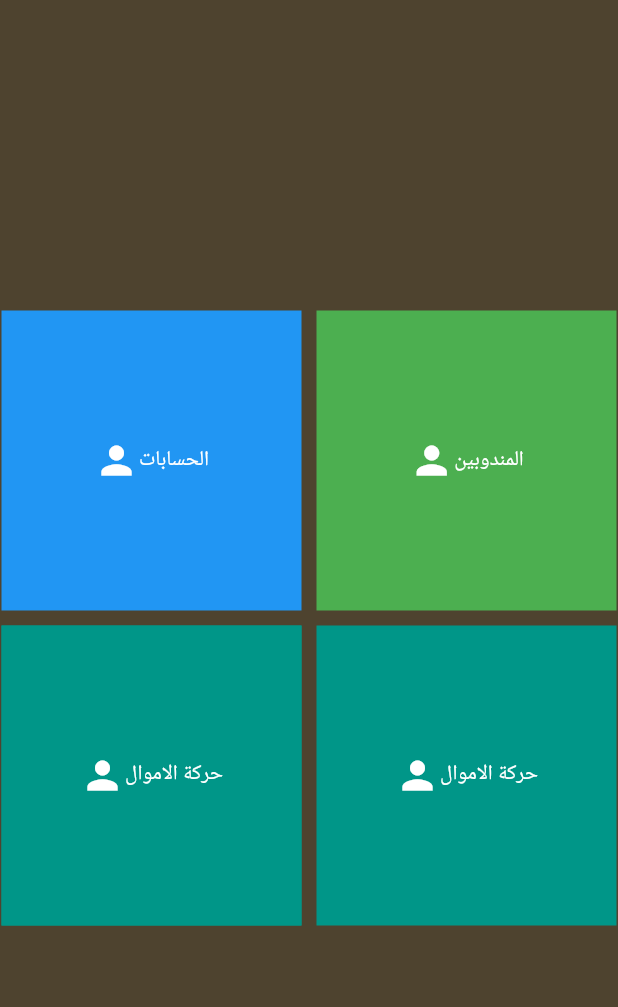
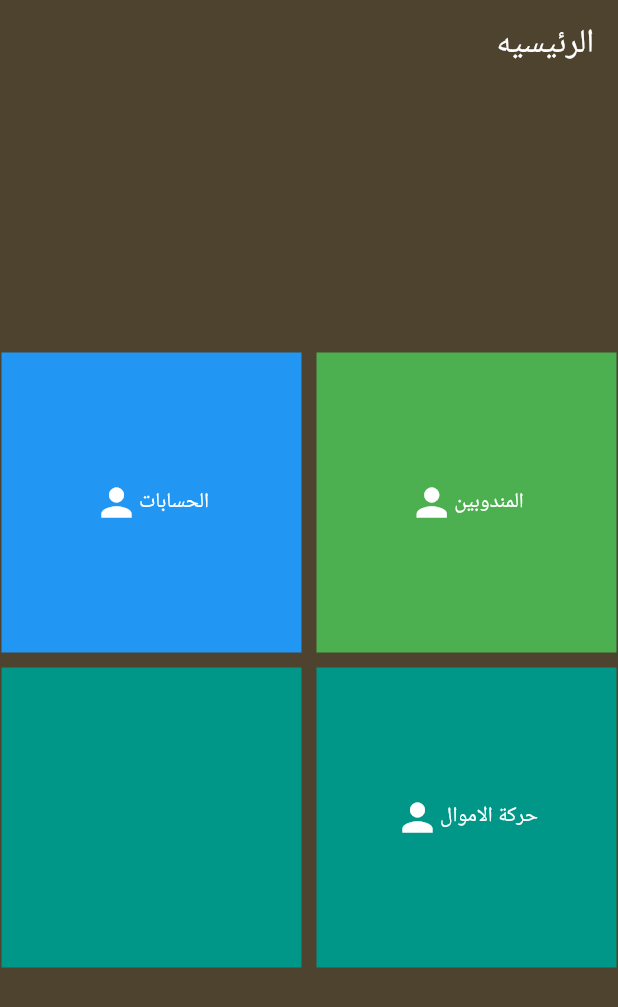
Before and after one commit to aymanahmedx1/Notes, a Flutter app: the screen it shows after launch, on a phone screen of 412 x 824 dp. Shown: the top 1007 px of the screen. Run offline on Flutter 3.47's test engine with Material 3 defaults, Android fonts, the phone set to English and light mode, and no system bars; our stand-ins replace sqflite, sqflite_common_ffi; accounts and stored records are empty.

Commit message:
fix Home

```diff
--- a/lib/screens/LandingScreen.dart
+++ b/lib/screens/LandingScreen.dart
@@ -1,4 +1,5 @@
 import 'package:flutter/material.dart';
+import 'package:notes/Commons/AppDrawer.dart';
 import 'package:notes/screens/Accounting/AccountingScreen.dart';
 import 'package:notes/screens/MoneyTransactionScreen.dart';
 import 'package:notes/screens/Company/CompanyScreen.dart';
@@ -7,9 +8,11 @@ import 'package:notes/screens/TestScreen.dart';
 class Landingscreen extends StatelessWidget {
   @override
   Widget build(BuildContext context) {
-
     return SafeArea(
         child: Scaffold(
+      appBar: AppBar(
+        title: Text("الرئيسيه"),
+      ),
       body: Container(
         alignment: Alignment.center,
         child: Column(
@@ -22,8 +25,10 @@ class Landingscreen extends StatelessWidget {
               children: [
                 InkWell(
                   onTap: () {
-                    Navigator.push(context,
-                        MaterialPageRoute(builder: (context) => CompanyScreen()));
+                    Navigator.push(
+                        context,
+                        MaterialPageRoute(
+                            builder: (context) => CompanyScreen()));
                   },
                   child: Container(
                     alignment: Alignment.center,
@@ -52,8 +57,10 @@ class Landingscreen extends StatelessWidget {
                 ),
                 InkWell(
                   onTap: () {
-                    Navigator.push(context,
-                        MaterialPageRoute(builder: (context) => Accountingscreen()));
+                    Navigator.push(
+                        context,
+                        MaterialPageRoute(
+                            builder: (context) => Accountingscreen()));
                   },
                   child: Container(
                     alignment: Alignment.center,
@@ -88,8 +95,10 @@ class Landingscreen extends StatelessWidget {
               children: [
                 InkWell(
                   onTap: () {
-                    Navigator.push(context,
-                        MaterialPageRoute(builder: (context) => Moneytransactionscreen()));
+                    Navigator.push(
+                        context,
+                        MaterialPageRoute(
+                            builder: (context) => Moneytransactionscreen()));
                   },
                   child: Container(
                     alignment: Alignment.center,
@@ -120,33 +129,16 @@ class Landingscreen extends StatelessWidget {
                   color: Colors.teal,
                   width: 200,
                   height: 200,
-                  child:  InkWell(
-                    onTap: () {
-                      Navigator.push(context,
-                          MaterialPageRoute(builder: (context) => TestScreen()));
-                    },
-                    child: Container(
-                      alignment: Alignment.center,
-                      color: Colors.teal,
-                      width: 200,
-                      height: 200,
-                      child: Row(
-                        mainAxisAlignment: MainAxisAlignment.center,
-                        crossAxisAlignment: CrossAxisAlignment.center,
-                        children: [
-                          Text(
-                            "حركة الاموال",
-                            style: TextStyle(color: Colors.white),
-                          ),
-                          Icon(
-                            Icons.person,
-                            size: 30,
-                            color: Colors.white,
-                          )
-                        ],
-                      ),
-                    ),
-                  ),
+                  // child: InkWell(
+                  //     onTap: () {
+                  //       // Navigator.push(
+                  //       //     context,
+                  //       //     MaterialPageRoute(
+                  //       //         builder: (context) => TestScreen()));
+                  //     },
+                  //     child: Text(
+                  //       "حركة الاموال",
+                  //     )),
                 ),
               ],
             ),
--- a/lib/screens/TestScreen.dart
+++ /dev/null
@@ -1,10 +0,0 @@
-import 'package:flutter/material.dart';
-
-class TestScreen extends StatelessWidget {
-  const TestScreen({super.key});
-
-  @override
-  Widget build(BuildContext context) {
-    return Center(child: Text("data"),);
-  }
-}
```
Also changed, not shown: lib/Commons/AppDrawer.dart (added).
